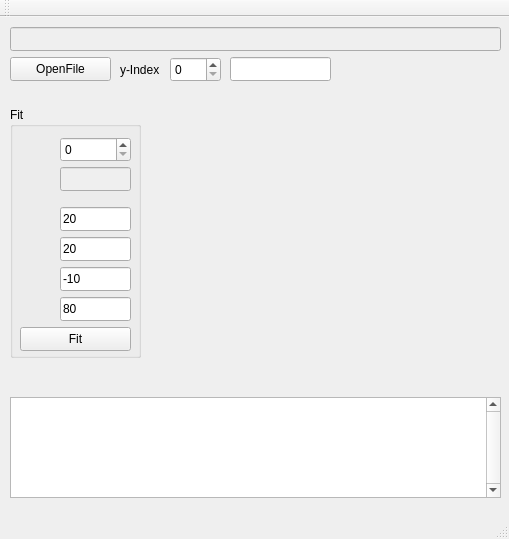
Qt form Analysis_UI/mainwindow.ui (goluckyryan/nonLinearFit) before a commit.
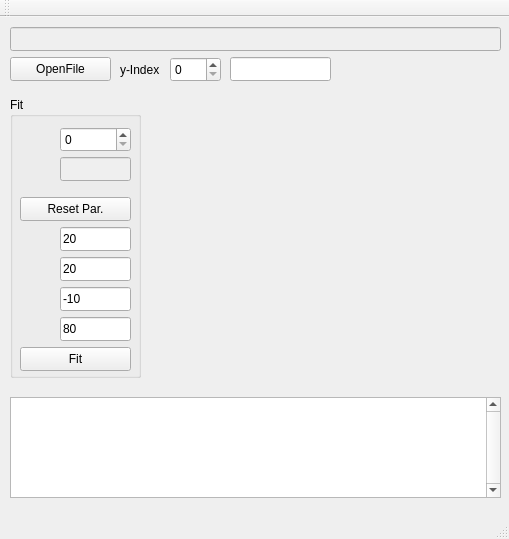
The same form after that commit. Custom widgets are drawn as their Qt base class.

Patch:
```diff
--- a/Analysis_UI/mainwindow.ui
+++ b/Analysis_UI/mainwindow.ui
@@ -100,9 +100,9 @@
     <property name="geometry">
      <rect>
       <x>10</x>
-      <y>90</y>
+      <y>80</y>
       <width>131</width>
-      <height>251</height>
+      <height>281</height>
      </rect>
     </property>
     <property name="title">
@@ -112,19 +112,6 @@
      <property name="geometry">
       <rect>
        <x>50</x>
-       <y>100</y>
-       <width>71</width>
-       <height>24</height>
-      </rect>
-     </property>
-     <property name="text">
-      <string>20</string>
-     </property>
-    </widget>
-    <widget class="QLineEdit" name="lineEdit_Ta">
-     <property name="geometry">
-      <rect>
-       <x>50</x>
        <y>130</y>
        <width>71</width>
        <height>24</height>
@@ -144,6 +131,19 @@
       </rect>
      </property>
      <property name="text">
+      <string>20</string>
+     </property>
+    </widget>
+    <widget class="QLineEdit" name="lineEdit_b">
+     <property name="geometry">
+      <rect>
+       <x>50</x>
+       <y>190</y>
+       <width>71</width>
+       <height>24</height>
+      </rect>
+     </property>
+     <property name="text">
       <string>-10</string>
      </property>
     </widget>
@@ -151,7 +151,7 @@
      <property name="geometry">
       <rect>
        <x>50</x>
-       <y>190</y>
+       <y>220</y>
        <width>71</width>
        <height>24</height>
       </rect>
@@ -164,7 +164,7 @@
      <property name="geometry">
       <rect>
        <x>10</x>
-       <y>220</y>
+       <y>250</y>
        <width>111</width>
        <height>24</height>
       </rect>
@@ -199,6 +199,19 @@
       </rect>
      </property>
     </widget>
+    <widget class="QPushButton" name="pushButton_reset">
+     <property name="geometry">
+      <rect>
+       <x>10</x>
+       <y>100</y>
+       <width>111</width>
+       <height>24</height>
+      </rect>
+     </property>
+     <property name="text">
+      <string>Reset Par.</string>
+     </property>
+    </widget>
    </widget>
   </widget>
   <widget class="QMenuBar" name="menuBar">
```
Left out of the diff: 2 changed lines with no effect on the pictures.
